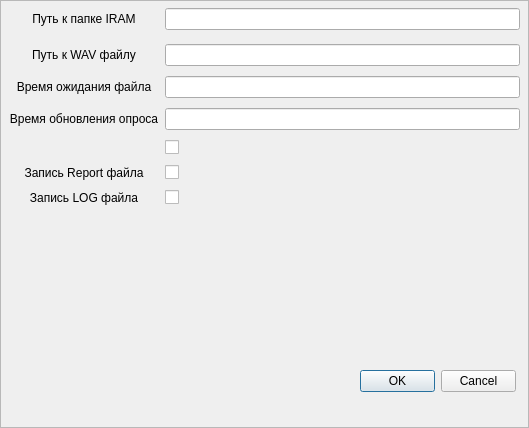
This is Settings.ui in meteoaza/maint as Qt 5 draws it before an edit. The edited form follows.
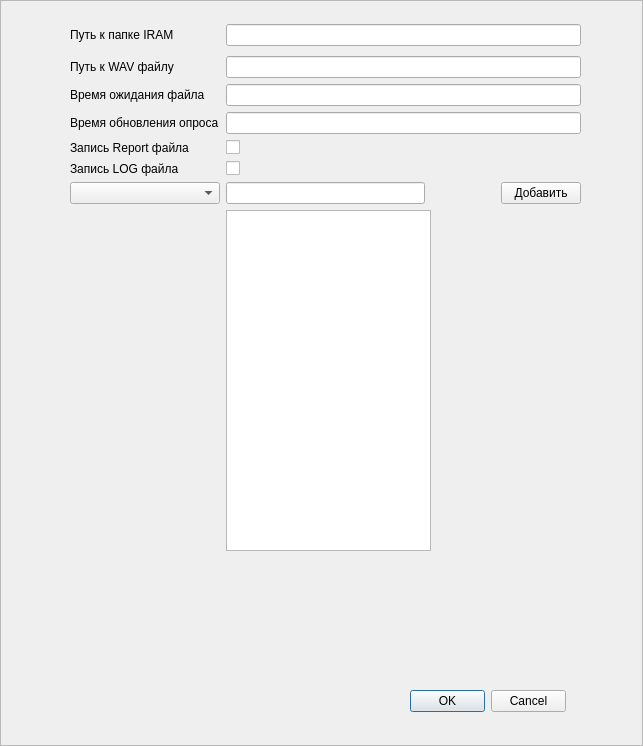
This is the edited form. Icons and pictures are not drawn.

The edit to the form file:
```diff
--- a/Settings.ui
+++ b/Settings.ui
@@ -6,8 +6,8 @@
    <rect>
     <x>0</x>
     <y>0</y>
-    <width>529</width>
-    <height>428</height>
+    <width>643</width>
+    <height>746</height>
    </rect>
   </property>
   <property name="windowTitle">
@@ -23,13 +23,39 @@
   <widget class="QWidget" name="verticalLayoutWidget">
    <property name="geometry">
     <rect>
-     <x>9</x>
-     <y>0</y>
+     <x>70</x>
+     <y>20</y>
      <width>511</width>
-     <height>212</height>
+     <height>531</height>
     </rect>
    </property>
    <layout class="QGridLayout" name="gridLayout">
+    <item row="6" column="0">
+     <widget class="QComboBox" name="boxSensors">
+      <property name="sizePolicy">
+       <sizepolicy hsizetype="Preferred" vsizetype="Fixed">
+        <horstretch>0</horstretch>
+        <verstretch>0</verstretch>
+       </sizepolicy>
+      </property>
+     </widget>
+    </item>
+    <item row="3" column="0">
+     <widget class="QLabel" name="label_7">
+      <property name="minimumSize">
+       <size>
+        <width>150</width>
+        <height>0</height>
+       </size>
+      </property>
+      <property name="text">
+       <string>Время обновления опроса</string>
+      </property>
+      <property name="alignment">
+       <set>Qt::AlignLeading|Qt::AlignLeft|Qt::AlignVCenter</set>
+      </property>
+     </widget>
+    </item>
     <item row="0" column="0" alignment="Qt::AlignLeft">
      <widget class="QLabel" name="label">
       <property name="sizePolicy">
@@ -54,33 +80,7 @@
        <string>Путь к папке IRAM</string>
       </property>
       <property name="alignment">
-       <set>Qt::AlignCenter</set>
-      </property>
-     </widget>
-    </item>
-    <item row="4" column="1">
-     <widget class="QCheckBox" name="checkBox">
-      <property name="minimumSize">
-       <size>
-        <width>0</width>
-        <height>15</height>
-       </size>
-      </property>
-      <property name="text">
-       <string/>
-      </property>
-     </widget>
-    </item>
-    <item row="5" column="1">
-     <widget class="QCheckBox" name="repWrite">
-      <property name="minimumSize">
-       <size>
-        <width>0</width>
-        <height>15</height>
-       </size>
-      </property>
-      <property name="text">
-       <string/>
+       <set>Qt::AlignLeading|Qt::AlignLeft|Qt::AlignVCenter</set>
       </property>
      </widget>
     </item>
@@ -106,17 +106,36 @@
        <string>Путь к WAV файлу</string>
       </property>
       <property name="alignment">
-       <set>Qt::AlignCenter</set>
+       <set>Qt::AlignLeading|Qt::AlignLeft|Qt::AlignVCenter</set>
       </property>
      </widget>
     </item>
-    <item row="1" column="1">
-     <widget class="QLineEdit" name="lineSND">
+    <item row="4" column="1">
+     <widget class="QCheckBox" name="repWrite">
       <property name="minimumSize">
        <size>
         <width>0</width>
         <height>15</height>
        </size>
+      </property>
+      <property name="text">
+       <string/>
+      </property>
+     </widget>
+    </item>
+    <item row="4" column="0">
+     <widget class="QLabel" name="label_5">
+      <property name="minimumSize">
+       <size>
+        <width>150</width>
+        <height>0</height>
+       </size>
+      </property>
+      <property name="text">
+       <string>Запись Report файла</string>
+      </property>
+      <property name="alignment">
+       <set>Qt::AlignLeading|Qt::AlignLeft|Qt::AlignVCenter</set>
       </property>
      </widget>
     </item>
@@ -142,27 +161,44 @@
        <string>Время ожидания файла</string>
       </property>
       <property name="alignment">
-       <set>Qt::AlignCenter</set>
+       <set>Qt::AlignLeading|Qt::AlignLeft|Qt::AlignVCenter</set>
+      </property>
+     </widget>
+    </item>
+    <item row="1" column="1">
+     <widget class="QLineEdit" name="lineSND">
+      <property name="minimumSize">
+       <size>
+        <width>0</width>
+        <height>15</height>
+       </size>
+      </property>
+     </widget>
+    </item>
+    <item row="3" column="1">
+     <widget class="QLineEdit" name="lineTimer">
+      <property name="minimumSize">
+       <size>
+        <width>0</width>
+        <height>15</height>
+       </size>
+      </property>
+     </widget>
+    </item>
+    <item row="5" column="1">
+     <widget class="QCheckBox" name="logWrite">
+      <property name="minimumSize">
+       <size>
+        <width>0</width>
+        <height>15</height>
+       </size>
+      </property>
+      <property name="text">
+       <string/>
       </property>
      </widget>
     </item>
     <item row="5" column="0">
-     <widget class="QLabel" name="label_5">
-      <property name="minimumSize">
-       <size>
-        <width>150</width>
-        <height>0</height>
-       </size>
-      </property>
-      <property name="text">
-       <string>Запись Report файла</string>
-      </property>
-      <property name="alignment">
-       <set>Qt::AlignCenter</set>
-      </property>
-     </widget>
-    </item>
-    <item row="6" column="0">
      <widget class="QLabel" name="label_6">
       <property name="minimumSize">
        <size>
@@ -174,72 +210,86 @@
        <string>Запись LOG файла</string>
       </property>
       <property name="alignment">
-       <set>Qt::AlignCenter</set>
+       <set>Qt::AlignLeading|Qt::AlignLeft|Qt::AlignVCenter</set>
       </property>
      </widget>
     </item>
     <item row="6" column="1">
-     <widget class="QCheckBox" name="logWrite">
-      <property name="minimumSize">
-       <size>
-        <width>0</width>
-        <height>15</height>
-       </size>
-      </property>
-      <property name="text">
-       <string/>
-      </property>
-     </widget>
+     <layout class="QHBoxLayout" name="horizontalLayout_2">
+      <item>
+       <widget class="QLineEdit" name="lineSensors">
+        <property name="minimumSize">
+         <size>
+          <width>0</width>
+          <height>15</height>
+         </size>
+        </property>
+       </widget>
+      </item>
+      <item>
+       <spacer name="horizontalSpacer_2">
+        <property name="orientation">
+         <enum>Qt::Horizontal</enum>
+        </property>
+        <property name="sizeType">
+         <enum>QSizePolicy::Minimum</enum>
+        </property>
+        <property name="sizeHint" stdset="0">
+         <size>
+          <width>70</width>
+          <height>20</height>
+         </size>
+        </property>
+       </spacer>
+      </item>
+      <item>
+       <widget class="QPushButton" name="buttSensors">
+        <property name="text">
+         <string>Добавить</string>
+        </property>
+       </widget>
+      </item>
+     </layout>
     </item>
-    <item row="4" column="0">
-     <widget class="QLabel" name="label_4">
-      <property name="minimumSize">
-       <size>
-        <width>150</width>
-        <height>0</height>
-       </size>
-      </property>
-      <property name="text">
-       <string/>
-      </property>
-      <property name="alignment">
-       <set>Qt::AlignCenter</set>
-      </property>
-     </widget>
-    </item>
-    <item row="3" column="1">
-     <widget class="QLineEdit" name="lineTimer">
-      <property name="minimumSize">
-       <size>
-        <width>0</width>
-        <height>15</height>
-       </size>
-      </property>
-     </widget>
-    </item>
-    <item row="3" column="0">
-     <widget class="QLabel" name="label_7">
-      <property name="minimumSize">
-       <size>
-        <width>150</width>
-        <height>0</height>
-       </size>
-      </property>
-      <property name="text">
-       <string>Время обновления опроса</string>
-      </property>
-      <property name="alignment">
-       <set>Qt::AlignCenter</set>
-      </property>
-     </widget>
+    <item row="7" column="1">
+     <layout class="QHBoxLayout" name="horizontalLayout">
+      <item>
+       <layout class="QHBoxLayout" name="horizontalLayout_3">
+        <item>
+         <widget class="QTextBrowser" name="viewSensors">
+          <property name="font">
+           <font>
+            <pointsize>15</pointsize>
+            <weight>75</weight>
+            <bold>true</bold>
+           </font>
+          </property>
+         </widget>
+        </item>
+        <item>
+         <spacer name="horizontalSpacer">
+          <property name="orientation">
+           <enum>Qt::Horizontal</enum>
+          </property>
+          <property name="sizeHint" stdset="0">
+           <size>
+            <width>200</width>
+            <height>20</height>
+           </size>
+          </property>
+         </spacer>
+        </item>
+       </layout>
+      </item>
+     </layout>
     </item>
    </layout>
   </widget>
   <widget class="QDialogButtonBox" name="buttonOK">
    <property name="geometry">
     <rect>
-     <x>360</x>
-     <y>370</y>
+     <x>410</x>
+     <y>690</y>
      <width>156</width>
      <height>23</height>
     </rect>
```
Left out of the diff: 2 changed lines with no effect on the pictures.
